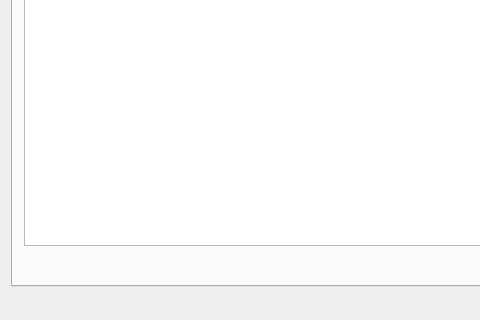
This is QTP/mainwindow.ui in Qu3tzal/TpQt as Qt 5 draws it before an edit; both pictures show x 0 to 480 and y 238 to 558 of the 903 by 558 pixel window. The edited form follows.
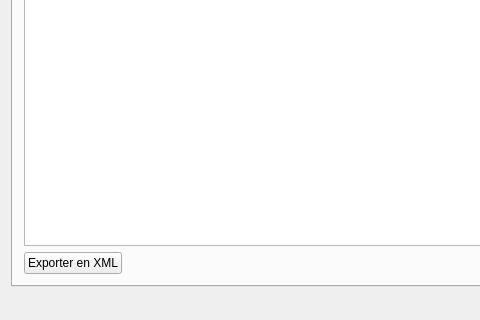
This is the edited form. The open tabs and pages were chosen to show the change. Icons and pictures are not drawn. Custom widgets are drawn as their Qt base class.

The edit to the form file:
```diff
--- a/QTP/mainwindow.ui
+++ b/QTP/mainwindow.ui
@@ -172,6 +172,13 @@
           </item>
           <item>
            <layout class="QHBoxLayout" name="horizontalLayout_2">
+            <item>
+             <widget class="QPushButton" name="exportStaffToXMLPushButton">
+              <property name="text">
+               <string>Exporter en XML</string>
+              </property>
+             </widget>
+            </item>
             <item>
              <spacer name="horizontalSpacer">
               <property name="orientation">
```
Left out of the diff: 16 changed lines with no effect on the pictures.
